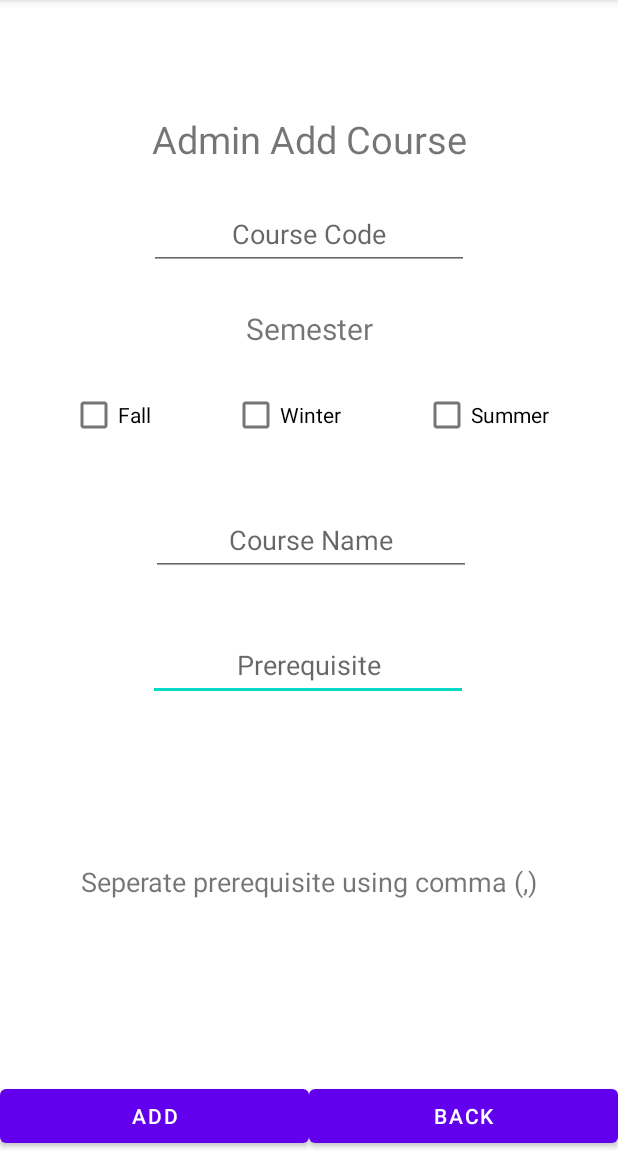
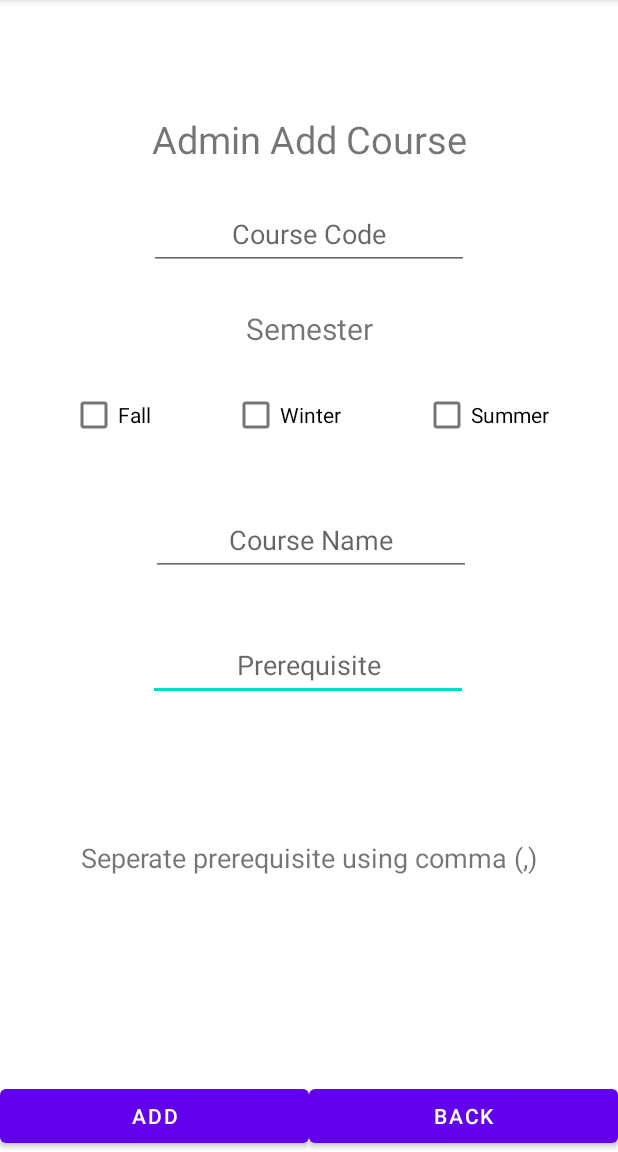
Before and after one commit to dhsmfdmstoday/CSCB07_project_group2, an Android app: the AdminAddCourse screen opened directly, with no data from a screen before it, on a phone screen of 412 x 824 dp, the part 84-1236 px from its top. Run offline under Robolectric (Android 15) with nearby library versions, the phone set to English and light mode, and no system bars; our stand-ins replace Firebase (no records; nobody signed in at launch, a user with empty details on screens opened directly).

Commit message:
fixed interface

```diff
--- a/project1/app/src/main/res/layout/activity_admin_add_course.xml
+++ b/project1/app/src/main/res/layout/activity_admin_add_course.xml
@@ -11,6 +11,7 @@
         android:layout_width="wrap_content"
         android:layout_height="wrap_content"
         android:layout_marginStart="8dp"
+        android:layout_marginTop="75dp"
         android:layout_marginEnd="8dp"
         android:layout_marginBottom="120dp"
         android:text="Seperate prerequisite using comma (,)"
@@ -18,7 +19,8 @@
         app:layout_constraintBottom_toTopOf="@+id/btn_admin_add_course"
         app:layout_constraintEnd_toEndOf="parent"
         app:layout_constraintHorizontal_bias="0.503"
-        app:layout_constraintStart_toStartOf="parent" />
+        app:layout_constraintStart_toStartOf="parent"
+        app:layout_constraintTop_toBottomOf="@+id/et_course_pre" />
 
     <EditText
         android:id="@+id/et_course_pre"
```
